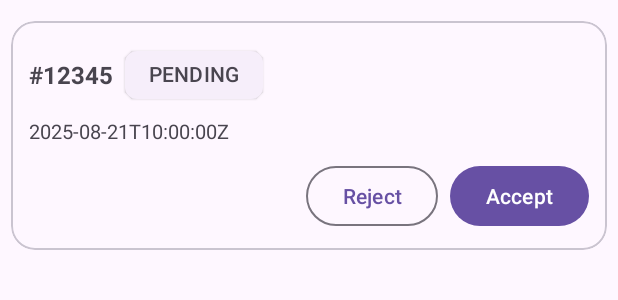
After one commit to alirezanobakht2004/Ticket-Booking-Manager, an Android app: the layout row_reservation.xml on its own in the app's theme, with its tools: preview values and no code run, on a phone screen of 412 x 824 dp. The commit adds this screen. Shown: the top 300 px of the screen. Run offline under Robolectric (Android 15) with nearby library versions, the phone set to English and light mode, and no system bars; network calls fail.

Commit message:
reservation UI/UX is much better.

```diff
--- /dev/null
+++ b/Phase-4/app/src/main/res/layout/row_reservation.xml
@@ -0,0 +1,86 @@
+<?xml version="1.0" encoding="utf-8"?>
+<com.google.android.material.card.MaterialCardView xmlns:android="http://schemas.android.com/apk/res/android"
+    xmlns:app="http://schemas.android.com/apk/res-auto"
+    android:layout_width="match_parent"
+    android:layout_height="wrap_content"
+    android:layout_marginVertical="6dp"
+    app:cardUseCompatPadding="true"
+    app:cardCornerRadius="16dp"
+    app:strokeWidth="1dp">
+
+    <LinearLayout
+        android:orientation="vertical"
+        android:padding="12dp"
+        android:layout_width="match_parent"
+        android:layout_height="wrap_content">
+
+        <!-- Top row: id + status + countdown -->
+        <LinearLayout
+            android:orientation="horizontal"
+            android:gravity="center_vertical"
+            android:layout_width="match_parent"
+            android:layout_height="wrap_content">
+
+            <TextView
+                android:id="@+id/resId"
+                android:textStyle="bold"
+                android:textSize="16sp"
+                android:layout_width="wrap_content"
+                android:layout_height="wrap_content"
+                android:text="#12345" />
+
+            <com.google.android.material.chip.Chip
+                android:id="@+id/statusChip"
+                style="@style/Widget.Material3.Chip.Suggestion.Elevated"
+                android:layout_marginStart="8dp"
+                android:layout_width="wrap_content"
+                android:layout_height="wrap_content"
+                android:text="PENDING" />
+
+            <TextView
+                android:id="@+id/countdown"
+                android:layout_marginStart="8dp"
+                android:textSize="12sp"
+                android:textColor="?attr/colorOnSurfaceVariant"
+                android:layout_width="wrap_content"
+                android:layout_height="wrap_content"
+                android:text="" />
+        </LinearLayout>
+
+        <!-- Middle info -->
+        <TextView
+            android:id="@+id/dateTime"
+            android:text="2025-08-21T10:00:00Z"
+            android:textSize="13sp"
+            android:textColor="?attr/colorOnSurfaceVariant"
+            android:layout_width="wrap_content"
+            android:layout_height="wrap_content"
+            android:layout_marginTop="4dp" />
+
+        <!-- Bottom actions -->
+        <LinearLayout
+            android:id="@+id/actionsRow"
+            android:orientation="horizontal"
+            android:gravity="end"
+            android:layout_width="match_parent"
+            android:layout_height="wrap_content"
+            android:layout_marginTop="10dp">
+
+            <com.google.android.material.button.MaterialButton
+                android:id="@+id/rejectBtn"
+                style="@style/Widget.Material3.Button.OutlinedButton"
+                android:layout_width="wrap_content"
+                android:layout_height="wrap_content"
+                android:text="@string/reject" />
+
+            <com.google.android.material.button.MaterialButton
+                android:id="@+id/acceptBtn"
+                style="@style/Widget.Material3.Button"
+                android:layout_marginStart="8dp"
+                android:layout_width="wrap_content"
+                android:layout_height="wrap_content"
+                android:text="@string/accept" />
+
+        </LinearLayout>
+    </LinearLayout>
+</com.google.android.material.card.MaterialCardView>
--- /dev/null
+++ b/Phase-4/app/src/main/res/values/dimens.xml
@@ -0,0 +1,3 @@
+<resources>
+    <dimen name="list_item_spacing_8dp">8dp</dimen>
+</resources>
```
Also changed, not shown: Phase-4/app/src/main/java/com/example/ticket_booking_manager_client/data/Repository.kt (+6 -1 lines), Phase-4/app/src/main/java/com/example/ticket_booking_manager_client/data/remote/ApiService.kt (+7 -2 lines), Phase-4/app/src/main/java/com/example/ticket_booking_manager_client/data/remote/models/Models.kt (+17 -0 lines), Phase-4/app/src/main/java/com/example/ticket_booking_manager_client/ui/BookingsActivity.kt (+84 -54 lines), Phase-4/app/src/main/java/com/example/ticket_booking_manager_client/ui/PaymentMethodSheet.kt (added, +25 -0 lines), Phase-4/app/src/main/java/com/example/ticket_booking_manager_client/ui/ReservationsAdapter.kt (added, +184 -0 lines), Phase-4/app/src/main/res/layout/sheet_payment_method.xml (added, +29 -0 lines), Phase-4/app/src/main/res/values/strings.xml (+12 -0 lines).
